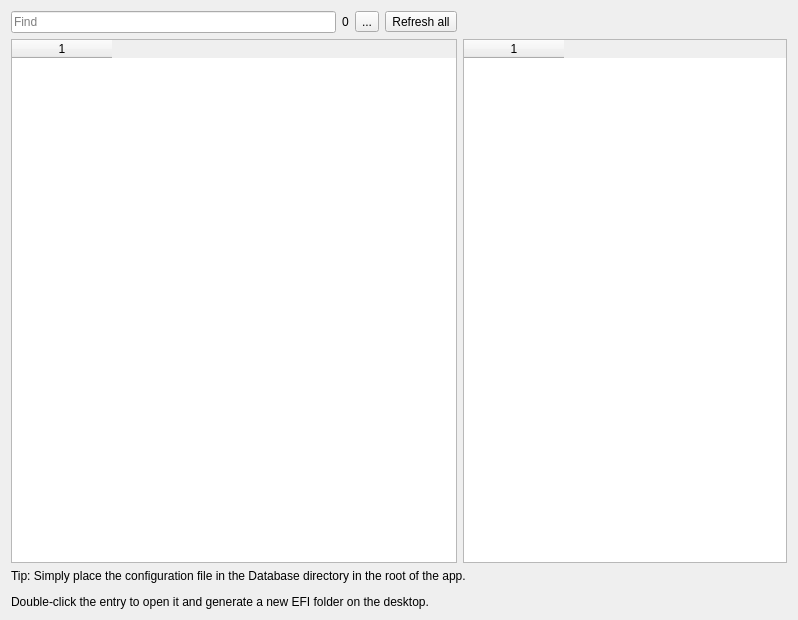
Before: the Qt Designer form dlgdatabase.ui in ic005k/OCAuxiliaryTools, drawn with Qt 5.
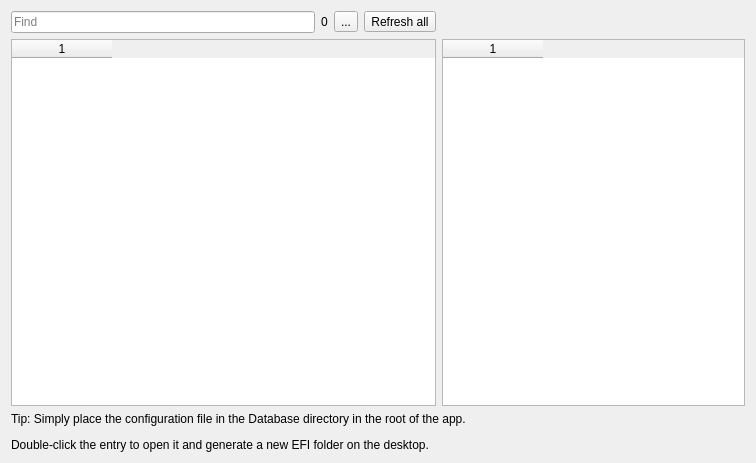
After: the same form once the commit is applied. Icons and pictures are not drawn.

What changed in the file:
```diff
--- a/dlgdatabase.ui
+++ b/dlgdatabase.ui
@@ -6,8 +6,8 @@
    <rect>
     <x>0</x>
     <y>0</y>
-    <width>798</width>
-    <height>620</height>
+    <width>756</width>
+    <height>463</height>
    </rect>
   </property>
   <property name="windowTitle">
```
